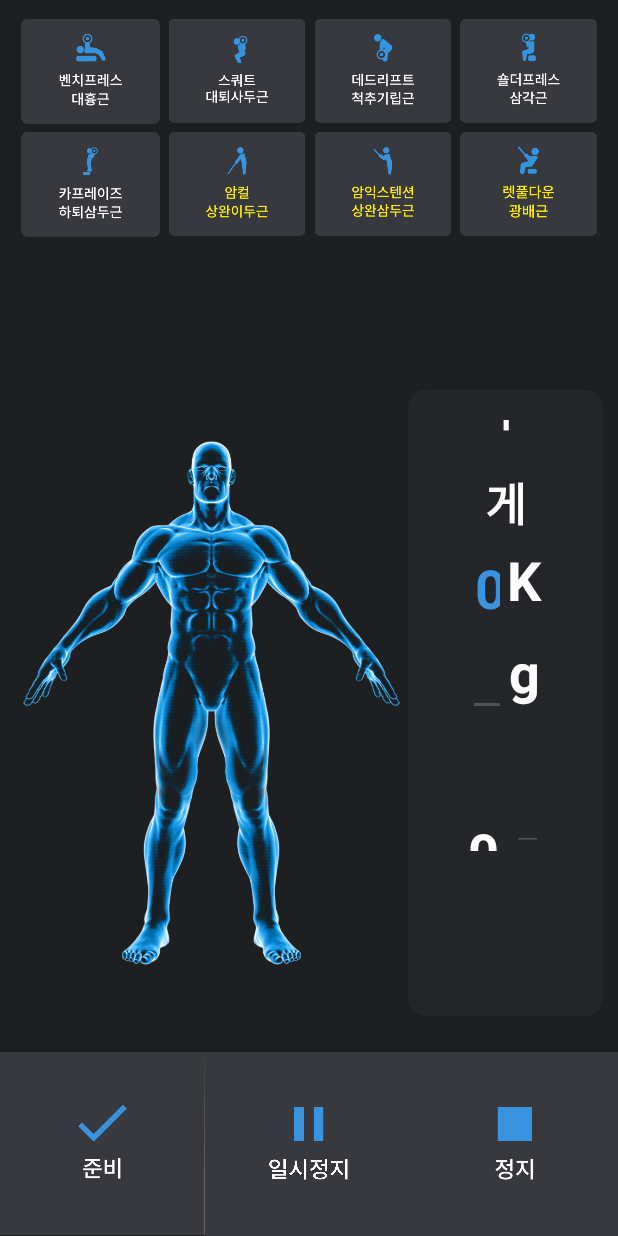
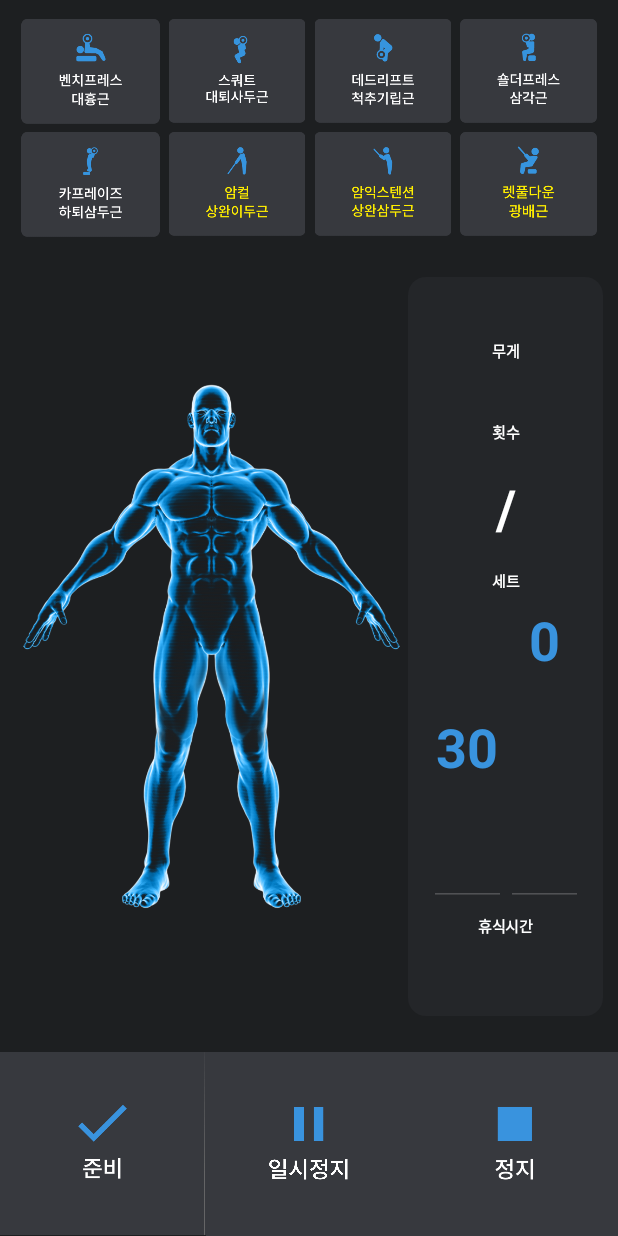
Before and after one commit to gjgut/dynamiccare_kiosk, an Android app: the layout kiosk_fragment_excercise_mode.xml on its own in the app's theme, with its tools: preview values and no code run, on a phone screen of 412 x 824 dp. Run offline under Robolectric (Android 15) with nearby library versions, the phone set to English and light mode, and no system bars.

Commit message:
dimens 초기화

```diff
--- a/app/build.gradle
+++ b/app/build.gradle
@@ -37,6 +37,7 @@ android {
 }
 
 dependencies {
+    implementation 'com.ssomai:android.scalablelayout:2.1.6'
     implementation 'com.github.PhilJay:MpAndroidChart:v3.0.2'
     implementation 'com.android.support:appcompat-v7:28.0.0'
     implementation 'com.android.support:design:28.0.0'
--- a/app/src/main/res/layout/fragment_instruction.xml
+++ b/app/src/main/res/layout/fragment_instruction.xml
@@ -2,7 +2,7 @@
 <androidx.constraintlayout.widget.ConstraintLayout xmlns:android="http://schemas.android.com/apk/res/android"
     xmlns:app="http://schemas.android.com/apk/res-auto"
     xmlns:tools="http://schemas.android.com/tools"
-    android:id="@+id/relativeLayout"
+    android:id="@+id/Login"
     android:layout_width="match_parent"
     android:layout_height="match_parent"
     android:background="#1d1f21">
--- a/app/src/main/res/layout/kiosk_fragment_excercise_mode.xml
+++ b/app/src/main/res/layout/kiosk_fragment_excercise_mode.xml
@@ -20,7 +20,7 @@
             android:layout_width="match_parent"
             android:layout_height="match_parent"
             android:orientation="horizontal"
-            android:visibility="invisible">
+            android:visibility="gone">
 
             <TextView
                 android:id="@+id/rest_time"
@@ -220,8 +220,8 @@
                 android:layout_width="match_parent"
                 android:layout_height="wrap_content"
                 android:layout_gravity="center"
-                android:layout_margin="30dp"
                 android:layout_marginTop="20dp"
+                android:layout_weight="1"
                 android:gravity="center"
                 android:orientation="vertical"
                 android:visibility="gone">
@@ -237,7 +237,7 @@
                     android:lineSpacingExtra="19sp"
                     android:text="레벨"
                     android:textColor="#ffffff"
-                    android:textSize="30sp" />
+                    android:textSize="10dp" />
 
                 <LinearLayout
                     android:layout_width="match_parent"
@@ -276,8 +276,8 @@
                 android:layout_width="match_parent"
                 android:layout_height="wrap_content"
                 android:layout_gravity="center"
-                android:layout_margin="30dp"
                 android:layout_marginTop="20dp"
+                android:layout_weight="1"
                 android:gravity="center"
                 android:orientation="vertical"
                 android:visibility="visible">
@@ -293,7 +293,7 @@
                     android:lineSpacingExtra="19sp"
                     android:text="무게"
                     android:textColor="#ffffff"
-                    android:textSize="30sp"
+                    android:textSize="10dp"
                     android:textStyle="bold" />
 
                 <LinearLayout
@@ -304,41 +304,6 @@
                     android:gravity="center|center_horizontal|center_vertical"
                     android:orientation="horizontal">
 
-                    <EditText
-                        android:id="@+id/et_weight"
-                        android:layout_width="match_parent"
-                        android:layout_height="match_parent"
-                        android:layout_gravity="center"
-                        android:layout_weight="1"
-                        android:backgroundTint=" #33ffffff"
-                        android:drawableTint="#FFFEFE"
-                        android:foregroundTint="#AF7C7C"
-                        android:gravity="center|center_horizontal|top|center_vertical"
-                        android:inputType="numberDecimal"
-                        android:maxLength="2"
-                        android:text="0"
-                        android:textColor="#3993de"
-                        android:textColorHighlight="#3993de"
-                        android:textColorHint="@color/bb_inActiveBottomBarItemColor"
-                        android:textColorLink="#3993de"
-                        android:textCursorDrawable="@drawable/cursor_color"
-                        android:textSize="36sp"
-                        android:textStyle="bold" />
-
-                    <TextView
-                        android:id="@+id/txt_labelKg"
-                        android:layout_width="match_parent"
-                        android:layout_height="match_parent"
-                        android:layout_gravity="center"
-                        android:layout_weight="1"
-                        android:gravity="center|center_horizontal|center_vertical"
-                        android:letterSpacing="-0.02"
-                        android:lineSpacingExtra="19sp"
-                        android:text="Kg"
-                        android:textColor="#ffffff"
-                        android:textSize="36sp"
-                        android:textStyle="bold" />
-
                 </LinearLayout>
             </LinearLayout>
 
@@ -347,7 +312,7 @@
                 android:layout_width="match_parent"
                 android:layout_height="wrap_content"
                 android:layout_gravity="center"
-                android:layout_margin="30dp"
+                android:layout_weight="1"
                 android:gravity="center"
                 android:orientation="vertical">
 
@@ -362,7 +327,7 @@
                     android:lineSpacingExtra="19sp"
                     android:text="횟수"
                     android:textColor="#ffffff"
-                    android:textSize="30sp"
+                    android:textSize="10dp"
                     android:textStyle="bold" />
 
                 <LinearLayout
@@ -374,19 +339,6 @@
                     android:orientation="horizontal">
 
                     <TextView
-                        android:id="@+id/txt_realcount"
-                        android:layout_width="match_parent"
-                        android:layout_height="match_parent"
-                        android:layout_weight="2"
-                        android:gravity="center"
-                        android:letterSpacing="-0.02"
-                        android:lineSpacingExtra="19sp"
-                        android:text="0 "
-                        android:textColor="#ffffff"
-                        android:textSize="36sp"
-                        android:textStyle="bold" />
-
-                    <TextView
                         android:id="@+id/textView5"
                         android:layout_width="match_parent"
                         android:layout_height="match_parent"
@@ -396,6 +348,53 @@
                         android:letterSpacing="-0.02"
                         android:lineSpacingExtra="19sp"
                         android:text=" / "
+                        android:textColor="#ffffff"
+                        android:textSize="36sp"
+                        android:textStyle="bold" />
+
+                </LinearLayout>
+            </LinearLayout>
+
+            <LinearLayout
+                android:id="@+id/container_set"
+                android:layout_width="match_parent"
+                android:layout_height="wrap_content"
+                android:layout_gravity="center"
+                android:layout_weight="1"
+                android:gravity="center"
+                android:orientation="vertical">
+
+                <TextView
+                    android:layout_width="match_parent"
+                    android:layout_height="wrap_content"
+                    android:layout_gravity="center"
+                    android:layout_weight="1"
+                    android:gravity="center|center_horizontal|center_vertical"
+                    android:letterSpacing="-0.02"
+                    android:lineSpacingExtra="36dp"
+                    android:text="세트"
+                    android:textColor="#ffffff"
+                    android:textSize="10dp"
+                    android:textStyle="bold" />
+
+                <LinearLayout
+                    android:layout_width="match_parent"
+                    android:layout_height="match_parent"
+                    android:layout_gravity="center"
+                    android:layout_weight="4"
+                    android:gravity="center|center_horizontal|top|center_vertical"
+                    android:orientation="horizontal">
+
+                    <TextView
+                        android:id="@+id/txt_labelKg"
+                        android:layout_width="match_parent"
+                        android:layout_height="match_parent"
+                        android:layout_gravity="center"
+                        android:layout_weight="1"
+                        android:gravity="center|center_horizontal|center_vertical"
+                        android:letterSpacing="-0.02"
+                        android:lineSpacingExtra="19sp"
+                        android:text="Kg"
                         android:textColor="#ffffff"
                         android:textSize="36sp"
                         android:textStyle="bold" />
@@ -418,66 +417,6 @@
                         android:textSize="36sp"
                         android:textStyle="bold" />
 
-                </LinearLayout>
-            </LinearLayout>
-
-            <LinearLayout
-                android:id="@+id/container_set"
-                android:layout_width="match_parent"
-                android:layout_height="wrap_content"
-                android:layout_gravity="center"
-                android:layout_margin="30dp"
-                android:gravity="center"
-                android:orientation="vertical">
-
-                <TextView
-                    android:layout_width="match_parent"
-                    android:layout_height="wrap_content"
-                    android:layout_gravity="center"
-                    android:layout_weight="1"
-                    android:gravity="center|center_horizontal|center_vertical"
-                    android:letterSpacing="-0.02"
-                    android:lineSpacingExtra="19sp"
-                    android:text="세트"
-                    android:textColor="#ffffff"
-                    android:textSize="30sp"
-                    android:textStyle="bold" />
-
-                <LinearLayout
-                    android:layout_width="match_parent"
-                    android:layout_height="match_parent"
-                    android:layout_gravity="center"
-                    android:layout_weight="4"
-                    android:gravity="center|center_horizontal|top|center_vertical"
-                    android:orientation="horizontal">
-
-                    <TextView
-                        android:id="@+id/txt_realset"
-                        android:layout_width="match_parent"
-                        android:layout_height="match_parent"
-                        android:layout_weight="2"
-                        android:gravity="center"
-                        android:letterSpacing="-0.02"
-                        android:lineSpacingExtra="19sp"
-                        android:text="0 "
-                        android:textColor="#ffffff"
-                        android:textSize="36sp"
-                        android:textStyle="bold" />
-
-                    <TextView
-                        android:id="@+id/txt_labelseparator"
-                        android:layout_width="match_parent"
-                        android:layout_height="match_parent"
-                        android:layout_gravity="center"
-                        android:layout_weight="3"
-                        android:gravity="center"
-                        android:letterSpacing="-0.02"
-                        android:lineSpacingExtra="19sp"
-                        android:text=" / "
-                        android:textColor="#ffffff"
-                        android:textSize="36sp"
-                        android:textStyle="bold" />
-
                     <EditText
                         android:id="@+id/et_set"
                         android:layout_width="match_parent"
@@ -495,40 +434,6 @@
                         android:textCursorDrawable="@drawable/cursor_color"
                         android:textSize="36sp"
                         android:textStyle="bold" />
-
-                </LinearLayout>
-            </LinearLayout>
-
-            <LinearLayout
-                android:id="@+id/container_rest"
-                android:layout_width="match_parent"
-                android:layout_height="wrap_content"
-                android:layout_gravity="center"
-                android:layout_margin="30dp"
-                android:gravity="center"
-                android:orientation="vertical">
-
-                <TextView
-                    android:id="@+id/txt_rest"
-                    android:layout_width="match_parent"
-                    android:layout_height="match_parent"
-                    android:layout_gravity="center"
-                    android:layout_weight="4"
-                    android:gravity="center|center_horizontal|center_vertical"
-                    android:letterSpacing="-0.02"
-                    android:lineSpacingExtra="19sp"
-                    android:text="휴식시간"
-                    android:textColor="#ffffff"
-                    android:textSize="30sp"
-                    android:textStyle="bold" />
-
-                <LinearLayout
-                    android:layout_width="match_parent"
-                    android:layout_height="match_parent"
-                    android:layout_gravity="center"
-                    android:layout_weight="4"
-                    android:gravity="center|center_horizontal|top|center_vertical"
-                    android:orientation="horizontal">
 
                     <EditText
                         android:id="@+id/et_rest"
@@ -548,7 +453,54 @@
                         android:textColorHint="@color/bb_inActiveBottomBarItemColor"
                         android:textColorLink="#3993de"
                         android:textCursorDrawable="@drawable/cursor_color"
-                        android:textSize="36sp"
+                        android:textSize="36dp"
+                        android:textStyle="bold" />
+
+                    <TextView
+                        android:id="@+id/txt_realset"
+                        android:layout_width="match_parent"
+                        android:layout_height="match_parent"
+                        android:layout_weight="2"
+                        android:gravity="center"
+                        android:letterSpacing="-0.02"
+                        android:lineSpacingExtra="19sp"
+                        android:text="0 "
+                        android:textColor="#ffffff"
+                        android:textSize="36dp"
+                        android:textStyle="bold" />
+
+                    <TextView
+                        android:id="@+id/txt_realcount"
+                        android:layout_width="match_parent"
+                        android:layout_height="match_parent"
+                        android:layout_weight="2"
+                        android:gravity="center"
+                        android:letterSpacing="-0.02"
+                        android:lineSpacingExtra="19sp"
+                        android:text="0 "
+                        android:textColor="#ffffff"
+                        android:textSize="36dp"
+                        android:textStyle="bold" />
+
+                    <EditText
+                        android:id="@+id/et_weight"
+                        android:layout_width="match_parent"
+                        android:layout_height="match_parent"
+                        android:layout_gravity="center"
+                        android:layout_weight="1"
+                        android:backgroundTint=" #33ffffff"
+                        android:drawableTint="#FFFEFE"
+                        android:foregroundTint="#AF7C7C"
+                        android:gravity="center|center_horizontal|top|center_vertical"
+                        android:inputType="numberDecimal"
+                        android:maxLength="2"
+                        android:text="0"
+                        android:textColor="#3993de"
+                        android:textColorHighlight="#3993de"
+                        android:textColorHint="@color/bb_inActiveBottomBarItemColor"
+                        android:textColorLink="#3993de"
+                        android:textCursorDrawable="@drawable/cursor_color"
+                        android:textSize="36dp"
                         android:textStyle="bold" />
 
                     <TextView
@@ -564,6 +516,54 @@
                         android:textColor="#ffffff"
                         android:textSize="36sp"
                         android:textStyle="bold" />
+
+                    <TextView
+                        android:id="@+id/txt_labelseparator"
+                        android:layout_width="match_parent"
+                        android:layout_height="match_parent"
+                        android:layout_gravity="center"
+                        android:layout_weight="3"
+                        android:gravity="center"
+                        android:letterSpacing="-0.02"
+                        android:lineSpacingExtra="19sp"
+                        android:text=" / "
+                        android:textColor="#ffffff"
+                        android:textSize="36sp"
+                        android:textStyle="bold" />
+
+                </LinearLayout>
+            </LinearLayout>
+
+            <LinearLayout
+                android:id="@+id/container_rest"
+                android:layout_width="match_parent"
+                android:layout_height="wrap_content"
+                android:layout_gravity="center"
+                android:layout_weight="1"
+                android:gravity="center"
+                android:orientation="vertical">
+
+                <TextView
+                    android:id="@+id/txt_rest"
+                    android:layout_width="match_parent"
+                    android:layout_height="match_parent"
+                    android:layout_gravity="center"
+                    android:layout_weight="4"
+                    android:gravity="center|center_horizontal|center_vertical"
+                    android:letterSpacing="-0.02"
+                    android:lineSpacingExtra="19sp"
+                    android:text="휴식시간"
+                    android:textColor="#ffffff"
+                    android:textSize="10dp"
+                    android:textStyle="bold" />
+
+                <LinearLayout
+                    android:layout_width="match_parent"
+                    android:layout_height="match_parent"
+                    android:layout_gravity="center"
+                    android:layout_weight="4"
+                    android:gravity="center|center_horizontal|top|center_vertical"
+                    android:orientation="horizontal">
 
                 </LinearLayout>
             </LinearLayout>
--- a/app/src/main/res/layout/kiosk_fragment_instruction.xml
+++ b/app/src/main/res/layout/kiosk_fragment_instruction.xml
@@ -2,7 +2,7 @@
 <androidx.constraintlayout.widget.ConstraintLayout xmlns:android="http://schemas.android.com/apk/res/android"
     xmlns:app="http://schemas.android.com/apk/res-auto"
     xmlns:tools="http://schemas.android.com/tools"
-    android:id="@+id/relativeLayout"
+    android:id="@+id/Login"
     android:layout_width="match_parent"
     android:layout_height="match_parent"
     android:background="#1d1f21">
--- a/app/src/main/res/layout/kiosk_fragment_result_graph.xml
+++ b/app/src/main/res/layout/kiosk_fragment_result_graph.xml
@@ -65,7 +65,7 @@
         <LinearLayout
             android:id="@+id/ResultBar"
             android:layout_width="597dp"
-            android:layout_height="292dp"
+            android:layout_height="280dp"
             android:layout_marginStart="60dp"
             android:layout_marginTop="120dp"
             android:layout_marginEnd="60dp"
@@ -80,7 +80,7 @@
                 android:id="@+id/progressBar_power"
                 style="?android:attr/progressBarStyleHorizontal"
                 android:layout_width="match_parent"
-                android:layout_height="175dp"
+                android:layout_height="199dp"
                 android:layout_weight="10"
                 android:background="#00FFFFFF"
                 android:backgroundTint="#8A8A8A"
--- a/app/src/main/res/layout/kiosk_fragment_time_setting.xml
+++ b/app/src/main/res/layout/kiosk_fragment_time_setting.xml
@@ -81,7 +81,7 @@
         android:lineSpacingExtra="12sp"
         android:text="이용시간을 선택한 뒤 \n관리자 번호를 입력해 주세요"
         android:textColor="#FFFFFF"
-        android:textSize="40sp"
+        android:textSize="40dp"
         android:textStyle="normal"
         app:layout_constraintEnd_toEndOf="parent"
         app:layout_constraintHorizontal_bias="0.169"
--- a/app/src/main/res/values/dimens.xml
+++ /dev/null
@@ -1,3 +0,0 @@
-<resources>
-    <dimen name="fab_margin">16dp</dimen>
-</resources>
```
Also changed, not shown: app/src/main/res/layout/kiosk_activity_login.xml (+23 -13 lines), app/src/main/res/values-hdpi/dimens.xml (added, +50 -0 lines), app/src/main/res/values-mdpi/dimens.xml (added, +50 -0 lines), app/src/main/res/values-xhdpi/dimens.xml (added, +50 -0 lines), app/src/main/res/values-xxhdpi/dimens.xml (added, +50 -0 lines), app/src/main/res/values-xxxhdpi/dimens.xml (added, +50 -0 lines).
